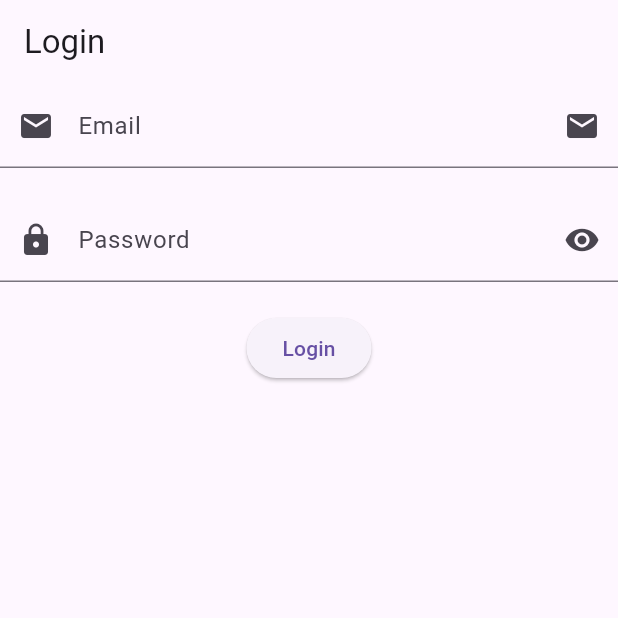
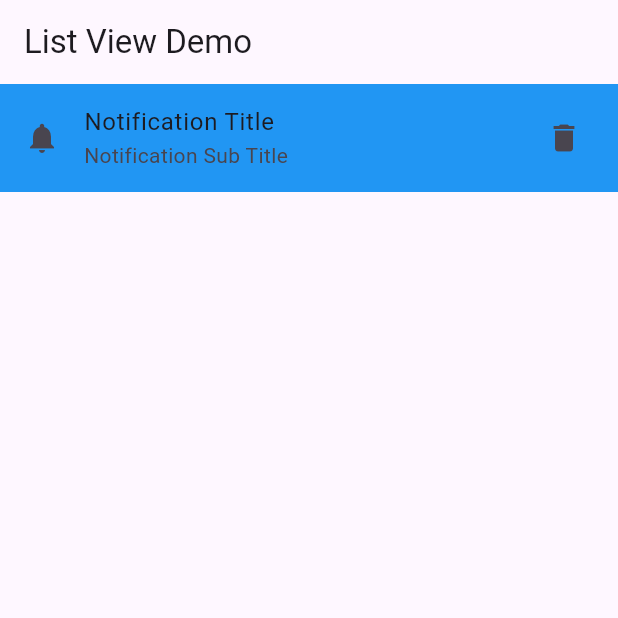
Before and after one commit to MuhammadAliKust/AftabProject, a Flutter app: the screen it shows after launch, on a phone screen of 412 x 824 dp, the top half of it. Run offline on Flutter 3.47's test engine with Material 3 defaults, Android fonts, the phone set to English and light mode, and no system bars.

Commit message:
ListTile Done

```diff
--- /dev/null
+++ b/lib/listview_demo.dart
@@ -0,0 +1,22 @@
+import 'package:flutter/material.dart';
+
+
+class ListViewDemo extends StatelessWidget {
+  const ListViewDemo({super.key});
+
+  @override
+  Widget build(BuildContext context) {
+    return Scaffold(
+      appBar: AppBar(
+        title: const Text("List View Demo"),
+      ),
+      body:const ListTile(
+        leading: Icon(Icons.notifications),
+        title: Text("Notification Title"),
+        subtitle: Text("Notification Sub Title"),
+        trailing: Icon(Icons.delete),
+        tileColor: Colors.blue,
+      ) ,
+    );
+  }
+}
--- a/lib/main.dart
+++ b/lib/main.dart
@@ -1,5 +1,6 @@
 import 'package:flutter/material.dart';
 
+import 'listview_demo.dart';
 import 'login.dart';
 
 void main() {
@@ -12,7 +13,7 @@ class MyApp extends StatelessWidget {
   @override
   Widget build(BuildContext context) {
     return MaterialApp(
-      home: LoginView(),
+      home: ListViewDemo(),
     );
   }
 }
```
